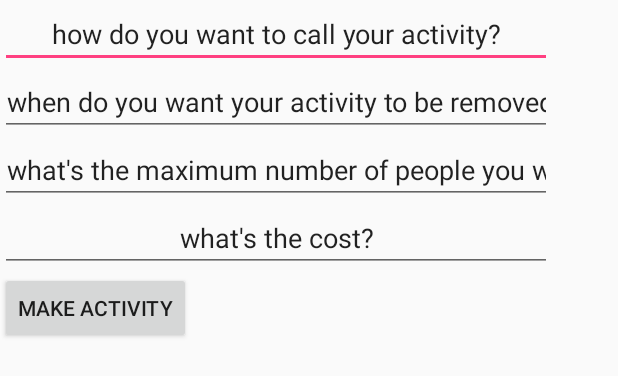
After one commit to haim1993/Active, an Android app: the layout activity_add.xml on its own in the app's theme, with its tools: preview values and no code run, on a phone screen of 412 x 824 dp. The commit adds this screen. Shown: the top 376 px of the screen. Run offline under Robolectric (Android 15) with nearby library versions, the phone set to English and light mode, and no system bars.

Commit message:
added "add activity"

```diff
--- a/Active/app/build.gradle
+++ b/Active/app/build.gradle
@@ -24,9 +24,15 @@ dependencies {
     androidTestCompile('com.android.support.test.espresso:espresso-core:2.2.2', {
         exclude group: 'com.android.support', module: 'support-annotations'
     })
+    compile 'com.google.firebase:firebase-database:10.2.1'
     compile 'com.android.support:appcompat-v7:25.3.0'
     compile 'com.google.android.gms:play-services-maps:10.2.0'
     compile 'com.android.support.constraint:constraint-layout:1.0.2'
     compile 'com.android.support:design:25.3.0'
+    compile 'com.google.firebase:firebase-storage:10.0.1'
+    compile 'com.google.firebase:firebase-auth:10.0.1'
     testCompile 'junit:junit:4.12'
 }
+
+
+apply plugin: 'com.google.gms.google-services'
--- a/Active/app/src/main/AndroidManifest.xml
+++ b/Active/app/src/main/AndroidManifest.xml
@@ -7,7 +7,7 @@
          Google Maps Android API v2, but you must specify either coarse or fine
          location permissions for the 'MyLocation' functionality.
     -->
-    <uses-permission android:name="android.permission.ACCESS_COARSE_LOCATION"/>
+    <uses-permission android:name="android.permission.ACCESS_COARSE_LOCATION" />
 
     <application
         android:allowBackup="true"
@@ -41,7 +41,8 @@
         <activity
             android:name=".MainActivity"
             android:label="@string/title_activity_main"
-            android:theme="@style/AppTheme.NoActionBar"></activity>
+            android:theme="@style/AppTheme.NoActionBar" />
+        <activity android:name=".AddActivity"></activity>
     </application>
 
 </manifest>
--- a/Active/app/src/main/java/com/example/shlez/active/MainActivity.java
+++ b/Active/app/src/main/java/com/example/shlez/active/MainActivity.java
@@ -12,6 +12,7 @@ public class MainActivity extends AppCompatActivity {
     @Override
     protected void onCreate(Bundle savedInstanceState) {
         super.onCreate(savedInstanceState);
+
         setContentView(R.layout.activity_main);
         Toolbar toolbar = (Toolbar) findViewById(R.id.toolbar);
         setSupportActionBar(toolbar);
--- /dev/null
+++ b/Active/app/src/main/res/layout/activity_add.xml
@@ -0,0 +1,66 @@
+<?xml version="1.0" encoding="utf-8"?>
+<android.support.constraint.ConstraintLayout xmlns:android="http://schemas.android.com/apk/res/android"
+    xmlns:app="http://schemas.android.com/apk/res-auto"
+    xmlns:tools="http://schemas.android.com/tools"
+    android:layout_width="match_parent"
+    android:layout_height="match_parent"
+    tools:context="com.example.shlez.active.AddActivity">
+
+    -
+
+    <LinearLayout
+        android:layout_width="368dp"
+        android:layout_height="495dp"
+        android:layout_alignParentTop="true"
+        android:orientation="vertical"
+        tools:layout_editor_absoluteX="8dp"
+        tools:layout_editor_absoluteY="8dp">
+
+        <EditText
+            android:id="@+id/nameActivity"
+            android:layout_width="match_parent"
+            android:layout_height="wrap_content"
+            android:ems="10"
+            android:inputType="textPersonName"
+            android:text="how do you want to call your activity?"
+            android:textAlignment="center" />
+
+        <EditText
+            android:id="@+id/time"
+            android:layout_width="match_parent"
+            android:layout_height="wrap_content"
+            android:ems="10"
+            android:inputType="time"
+            android:text="when do you want your activity to be removed?"
+            android:textAlignment="center" />
+
+        <EditText
+            android:id="@+id/maxPeople"
+            android:layout_width="match_parent"
+            android:layout_height="wrap_content"
+            android:ems="10"
+            android:inputType="number"
+            android:text="what's the maximum number of people you want to join you?"
+            android:textAlignment="center" />
+
+        <EditText
+            android:id="@+id/cost"
+            android:layout_width="match_parent"
+            android:layout_height="wrap_content"
+            android:ems="10"
+            android:inputType="number"
+            android:text="what's the cost?"
+            android:textAlignment="center" />
+
+        <Button
+            android:id="@+id/sendbutton"
+            android:layout_width="wrap_content"
+            android:layout_height="wrap_content"
+            android:elevation="0dp"
+            android:text="make activity"
+            android:textAlignment="center"
+            android:visibility="visible" />
+
+    </LinearLayout>
+
+</android.support.constraint.ConstraintLayout>
--- a/Active/build.gradle
+++ b/Active/build.gradle
@@ -9,6 +9,7 @@ buildscript {
 
         // NOTE: Do not place your application dependencies here; they belong
         // in the individual module build.gradle files
+        classpath 'com.google.gms:google-services:3.0.0'
     }
 }
 
```
